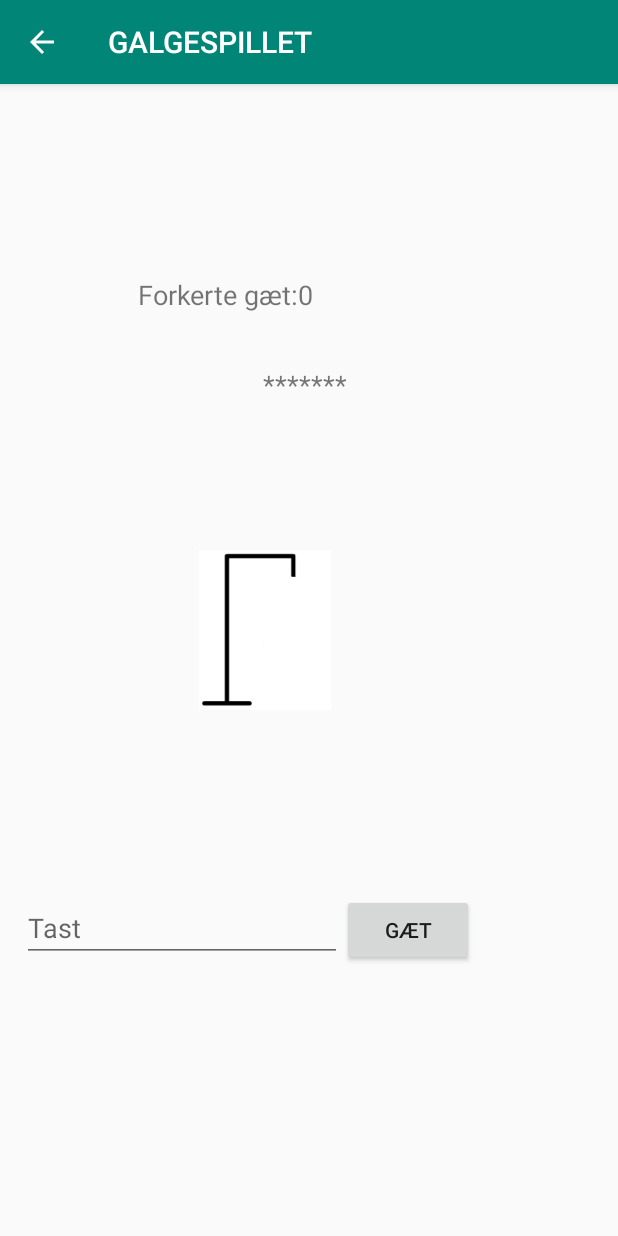
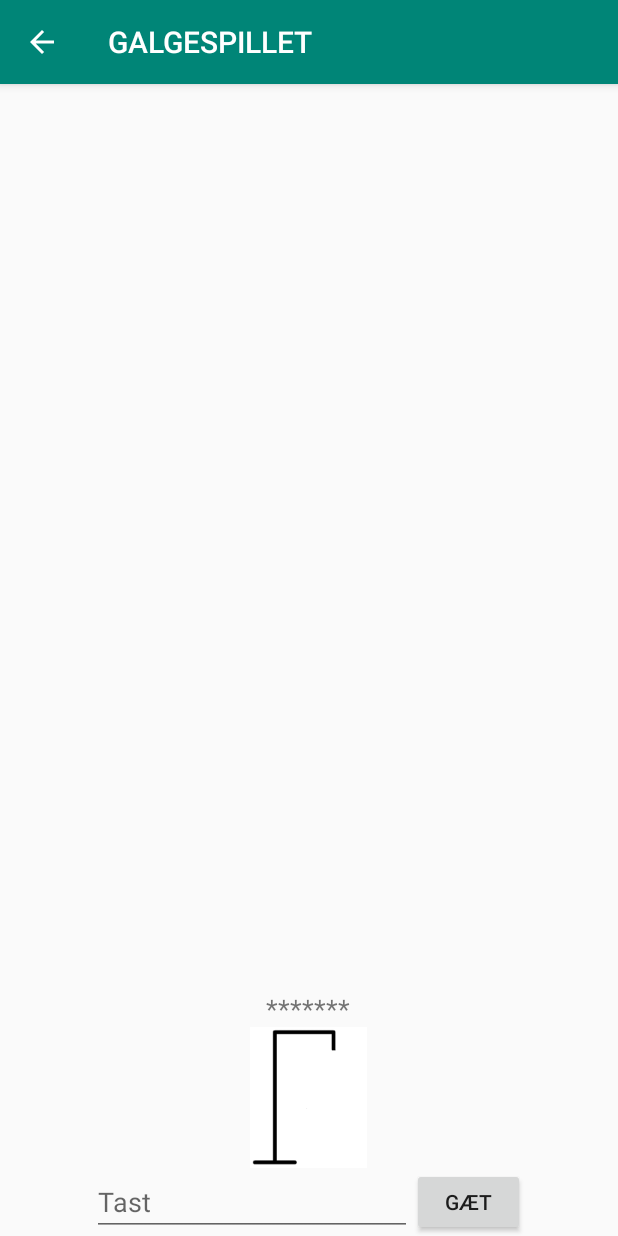
Before and after one commit to Nicolai2100/s185020Galgeleg2, an Android app: the screen it shows after launch (MainActivity), after a tap on an icon or button, on a phone screen of 412 x 824 dp. Run offline under Robolectric (Android 15) with nearby library versions, the phone set to English and light mode, and no system bars; network calls fail.

Commit message:
arbejder på leyouts - 2

```diff
--- a/app/src/main/java/com/s185020/Galgeleg_2/fragments/HighScoreFragment.java
+++ b/app/src/main/java/com/s185020/Galgeleg_2/fragments/HighScoreFragment.java
@@ -90,7 +90,7 @@ public class HighScoreFragment extends Fragment implements View.OnClickListener
         } else {
             //todo afspil boo
             Toast.makeText(getActivity(), "Trist, du tabte!", Toast.LENGTH_LONG).show();
-            textViewText = "Trist, du tabte! Ordet var " + word +
+            textViewText = "Trist, du tabte! Ordet var: \"" + word + "\"" +
                     "\nAntal forkerte gæt: " + wrongGuessCount + "\n\nPoint: " + score;
         }
 
--- a/app/src/main/java/com/s185020/Galgeleg_2/fragments/PlayFragment.java
+++ b/app/src/main/java/com/s185020/Galgeleg_2/fragments/PlayFragment.java
@@ -37,12 +37,12 @@ public class PlayFragment extends Fragment implements View.OnClickListener {
     private EditText editText;
     private TextView textViewWord;
     private TextView textViewWrongCount;
-    private TextView textViewWrongLetters;
     private ImageView imageView;
     private HashMap<Integer, Integer> hashMapPictureMistake;
     private Drawable drawable;
     private int choice;
     private int difLevel;
+    private String wrongLettersGuessed = "";
 
     private PlayFragment() {
     }
@@ -53,7 +53,6 @@ public class PlayFragment extends Fragment implements View.OnClickListener {
         }
         return instance;
     }
-
 
     @Override
     public View onCreateView(@NonNull LayoutInflater inflater, @Nullable ViewGroup container,
@@ -69,41 +68,38 @@ public class PlayFragment extends Fragment implements View.OnClickListener {
         if (getArguments() != null) {
             choice = getArguments().getInt("choice");
             difLevel = getArguments().getInt("difLevel");
+        }
 
-        }
         //insta elements
         button1 = play_view.findViewById(R.id.button);
         button1.setOnClickListener(this);
         editText = play_view.findViewById(R.id.editText);
         textViewWord = play_view.findViewById(R.id.textViewWord);
         textViewWrongCount = play_view.findViewById(R.id.textViewWrongCount);
-        textViewWrongLetters = play_view.findViewById(R.id.textViewWrongLetters);
         imageView = play_view.findViewById(R.id.imageView);
 
         drawable = ResourcesCompat.getDrawable(getResources(), R.drawable.galge, null);
         imageView.setImageDrawable(drawable);
-        //textViewWord.setText(spil.getSynligtOrd());
-        textViewWrongCount.setText(getResources().getString(R.string.wrong_guess_count) + 0);
+        //textViewWrongCount.setText(getResources().getString(R.string.wrong_guess_count) + 0);
 
-        if ((choice == 1 | choice == 2)) {
         if (choice == 1) {
             try {
                 getWordFromNet();
+                Toast.makeText(getActivity(), "Ord hentet fra DR", Toast.LENGTH_SHORT).show();
             } catch (Exception e) {
                 e.printStackTrace();
             }
-            }
-            if (choice == 2) {
+        } else if (choice == 2) {
             try {
                 getWordFromNet();
+                Toast.makeText(getActivity(), "Ord hentet fra regneark", Toast.LENGTH_SHORT).show();
             } catch (Exception e) {
                 e.printStackTrace();
             }
-            }
-            if (choice == 3) {
+        } else {
             Toast.makeText(getActivity(), "Ord hentes fra GalgeLogik-klassen", Toast.LENGTH_SHORT).show();
         }
-        }
+
         editText.setHint("Tast");
         textViewWord.setText(spil.getSynligtOrd());
         return play_view;
@@ -128,13 +124,18 @@ public class PlayFragment extends Fragment implements View.OnClickListener {
             } else {
                 spil.gætBogstav(guessString.toLowerCase());
                 textViewWord.setText(spil.getSynligtOrd());
-                textViewWrongCount.setText(getResources().getString(R.string.wrong_guess_count) + spil.getAntalForkerteBogstaver());
 
                 if (!spil.erSidsteBogstavKorrekt() && spil.getAntalForkerteBogstaver() <= 6) {
+                    if (!wrongLettersGuessed.contains(guessString)) {
+                        wrongLettersGuessed = wrongLettersGuessed+guessString;
+                    }
+                    textViewWrongCount.setText(getResources().getString(R.string.wrong_guess_count) + " " + spil.getAntalForkerteBogstaver() +
+                            ". \nForkerte bogstaver: " + wrongLettersGuessed);
+
                     int rCode = hashMapPictureMistake.get(spil.getAntalForkerteBogstaver());
                     drawable = ResourcesCompat.getDrawable(getResources(), rCode, null);
                     imageView.setImageDrawable(drawable);
-                    textViewWrongLetters.append(guessString);
+
                     Toast.makeText(getActivity(), "Forkert bogstav", Toast.LENGTH_SHORT).show();
 
                 } else if (spil.erSpilletSlut()) {
@@ -193,7 +194,6 @@ public class PlayFragment extends Fragment implements View.OnClickListener {
                 try {
                     spil.hentOrdFraDr();
                     textViewWord.setText(spil.getSynligtOrd());
-                    Toast.makeText(getActivity(), "Ord hentet fra DR", Toast.LENGTH_SHORT).show();
                 } catch (Exception e) {
                     e.printStackTrace();
                 }
@@ -202,7 +202,6 @@ public class PlayFragment extends Fragment implements View.OnClickListener {
                 try {
                     spil.hentOrdFraRegneark("" + difLevel);
                     textViewWord.setText(spil.getSynligtOrd());
-                    Toast.makeText(getActivity(), "Ord hentet fra regneark", Toast.LENGTH_SHORT).show();
                 } catch (Exception e) {
                     e.printStackTrace();
                 }
--- a/app/src/main/res/layout/activity_main.xml
+++ b/app/src/main/res/layout/activity_main.xml
@@ -9,14 +9,11 @@
 
     <FrameLayout
         android:id="@+id/fragmentLayout"
-        android:layout_width="384dp"
-        android:layout_height="529dp"
-        android:layout_marginBottom="180dp"
+        android:layout_width="408dp"
+        android:layout_height="549dp"
         app:layout_constraintBottom_toBottomOf="parent"
         app:layout_constraintEnd_toEndOf="parent"
         app:layout_constraintHorizontal_bias="0.407"
-        app:layout_constraintStart_toStartOf="parent"
-        app:layout_constraintTop_toTopOf="parent"
-        app:layout_constraintVertical_bias="1.0" />
+        app:layout_constraintStart_toStartOf="parent" />
 
 </androidx.constraintlayout.widget.ConstraintLayout>
--- a/app/src/main/res/layout/fragment_play.xml
+++ b/app/src/main/res/layout/fragment_play.xml
@@ -7,59 +7,23 @@
     android:layout_gravity="center_vertical"
     tools:context=".fragments.PlayFragment">
 
-    <TextView
-        android:id="@+id/textViewWrongCount"
-        android:layout_width="wrap_content"
-        android:layout_height="wrap_content"
-        android:layout_marginStart="80dp"
-        android:layout_marginLeft="80dp"
-        android:textAlignment="center"
-        android:textSize="18sp"
-        android:visibility="visible"
-        app:layout_constraintBottom_toBottomOf="@+id/textViewWrongLetters"
-        app:layout_constraintStart_toStartOf="parent"
-        app:layout_constraintTop_toTopOf="@+id/textViewWrongLetters" />
-
-    <TextView
-        android:id="@+id/textViewWrongLetters"
-        android:layout_width="wrap_content"
-        android:layout_height="wrap_content"
-        android:layout_marginTop="69dp"
-        android:layout_marginBottom="95dp"
-        android:textAlignment="center"
-        android:textSize="18sp"
-        android:visibility="visible"
-        app:layout_constraintBottom_toTopOf="@+id/imageView"
-        app:layout_constraintEnd_toEndOf="parent"
-        app:layout_constraintHorizontal_bias="0.709"
-        app:layout_constraintStart_toEndOf="@+id/textViewWrongCount"
-        app:layout_constraintTop_toTopOf="parent" />
-
     <ImageView
         android:id="@+id/imageView"
-        android:layout_width="88dp"
-        android:layout_height="0dp"
-        android:layout_marginStart="88dp"
-        android:layout_marginLeft="88dp"
-        android:layout_marginBottom="30dp"
+        android:layout_width="95dp"
+        android:layout_height="94dp"
         app:layout_constraintBottom_toTopOf="@+id/linearlayout"
         app:layout_constraintEnd_toEndOf="parent"
-        app:layout_constraintHorizontal_bias="0.16"
         app:layout_constraintStart_toStartOf="parent"
-        app:layout_constraintTop_toBottomOf="@+id/textViewWrongLetters"
         app:srcCompat="@drawable/galge" />
 
     <LinearLayout
         android:id="@+id/linearlayout"
         android:layout_width="wrap_content"
         android:layout_height="wrap_content"
-        android:layout_marginStart="3dp"
-        android:layout_marginLeft="3dp"
-        android:layout_marginTop="30dp"
         android:orientation="horizontal"
         app:layout_constraintBottom_toBottomOf="parent"
-        app:layout_constraintStart_toStartOf="parent"
-        app:layout_constraintTop_toBottomOf="@+id/imageView">
+        app:layout_constraintEnd_toEndOf="parent"
+        app:layout_constraintStart_toStartOf="parent">
 
         <EditText
             android:id="@+id/editText"
@@ -71,8 +35,8 @@
 
         <Button
             android:id="@+id/button"
-            android:layout_width="wrap_content"
-            android:layout_height="wrap_content"
+            android:layout_width="75dp"
+            android:layout_height="match_parent"
             android:layout_weight="1"
             android:text="@string/guess" />
 
@@ -82,13 +46,22 @@
         android:id="@+id/textViewWord"
         android:layout_width="wrap_content"
         android:layout_height="wrap_content"
-        android:text=""
         android:textAlignment="center"
         android:textSize="18sp"
         android:visibility="visible"
         app:layout_constraintBottom_toTopOf="@+id/imageView"
         app:layout_constraintEnd_toEndOf="parent"
-        app:layout_constraintStart_toStartOf="parent"
-        app:layout_constraintTop_toBottomOf="@+id/textViewWrongCount" />
+        app:layout_constraintStart_toStartOf="parent" />
+
+    <TextView
+        android:id="@+id/textViewWrongCount"
+        android:layout_width="wrap_content"
+        android:layout_height="wrap_content"
+        android:textAlignment="center"
+        android:textSize="18sp"
+        android:visibility="visible"
+        app:layout_constraintBottom_toTopOf="@+id/textViewWord"
+        app:layout_constraintEnd_toEndOf="parent"
+        app:layout_constraintStart_toStartOf="parent" />
 
 </androidx.constraintlayout.widget.ConstraintLayout>
--- a/app/src/main/res/layout/fragment_welcome.xml
+++ b/app/src/main/res/layout/fragment_welcome.xml
@@ -20,7 +20,7 @@
         app:layout_constraintEnd_toEndOf="parent"
         app:layout_constraintStart_toStartOf="parent"
         app:layout_constraintTop_toTopOf="parent"
-        app:layout_constraintVertical_bias="0.731" />
+        app:layout_constraintVertical_bias="0.0" />
 
     <ImageView
         android:id="@+id/imageView2"
@@ -28,6 +28,9 @@
         android:layout_height="wrap_content"
         app:layout_constraintBottom_toBottomOf="parent"
         app:layout_constraintEnd_toEndOf="parent"
+        app:layout_constraintHorizontal_bias="0.497"
         app:layout_constraintStart_toStartOf="parent"
+        app:layout_constraintTop_toTopOf="parent"
+        app:layout_constraintVertical_bias="0.846"
         app:srcCompat="@drawable/forkert6" />
 </androidx.constraintlayout.widget.ConstraintLayout>
```
Also changed, not shown: app/src/main/java/com/s185020/Galgeleg_2/MainActivity.java (+17 -0 lines), app/src/main/java/com/s185020/Galgeleg_2/fragments/SettingsFragment.java (+9 -2 lines), app/src/main/res/layout/fragment_highscore.xml (+5 -5 lines), app/src/main/res/layout/fragment_settings.xml (+11 -12 lines). Lines whose indentation alone changed are shown as unchanged.
